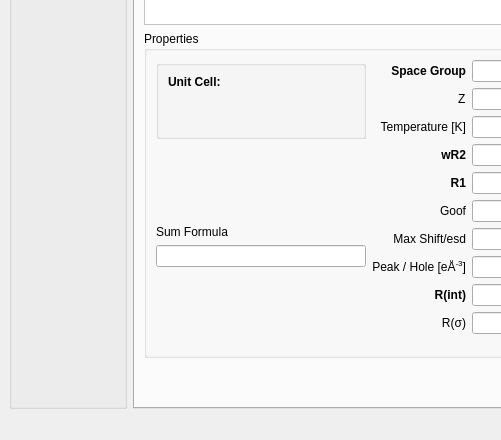
First picture: the form in stdb_main.ui, repository dkratzert/StructureFinder, before the edit; both pictures show x 0 to 501 and y 311 to 751 of the 1030 by 751 pixel window.
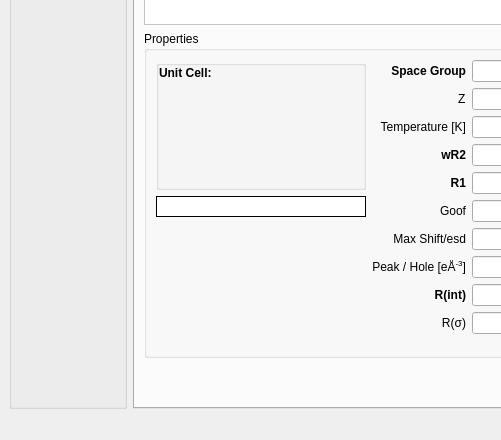
Second picture: the form after the edit.

```diff
--- a/stdb_main.ui
+++ b/stdb_main.ui
@@ -284,10 +284,31 @@
                    <height>0</height>
                   </size>
                  </property>
+                 <property name="autoFillBackground">
+                  <bool>false</bool>
+                 </property>
                  <property name="title">
                   <string/>
                  </property>
+                 <property name="flat">
+                  <bool>true</bool>
+                 </property>
                  <layout class="QGridLayout" name="gridLayout_5">
+                  <property name="leftMargin">
+                   <number>0</number>
+                  </property>
+                  <property name="topMargin">
+                   <number>0</number>
+                  </property>
+                  <property name="rightMargin">
+                   <number>0</number>
+                  </property>
+                  <property name="bottomMargin">
+                   <number>0</number>
+                  </property>
+                  <property name="horizontalSpacing">
+                   <number>-1</number>
+                  </property>
                   <item row="1" column="1">
                    <widget class="QLabel" name="cellField">
                     <property name="sizePolicy">
@@ -296,6 +317,12 @@
                       <verstretch>0</verstretch>
                      </sizepolicy>
                     </property>
+                    <property name="minimumSize">
+                     <size>
+                      <width>0</width>
+                      <height>75</height>
+                     </size>
+                    </property>
                     <property name="autoFillBackground">
                      <bool>false</bool>
                     </property>
@@ -330,29 +357,33 @@
                 </widget>
                </item>
                <item>
-                <spacer name="verticalSpacer_4">
-                 <property name="orientation">
-                  <enum>Qt::Vertical</enum>
+                <widget class="QLabel" name="formLabel">
+                 <property name="enabled">
+                  <bool>true</bool>
                  </property>
-                 <property name="sizeHint" stdset="0">
+                 <property name="minimumSize">
                   <size>
-                   <width>20</width>
-                   <height>40</height>
+                   <width>0</width>
+                   <height>21</height>
                   </size>
                  </property>
-                </spacer>
-               </item>
-               <item>
-                <widget class="QLabel" name="sumFormulaLabel">
+                 <property name="autoFillBackground">
+                  <bool>false</bool>
+                 </property>
+                 <property name="styleSheet">
+                  <string notr="true">background-color:  rgba(255, 255, 255, 255);</string>
+                 </property>
+                 <property name="frameShape">
+                  <enum>QFrame::Box</enum>
+                 </property>
+                 <property name="lineWidth">
+                  <number>1</number>
+                 </property>
                  <property name="text">
-                  <string>Sum Formula</string>
+                  <string/>
                  </property>
-                </widget>
-               </item>
-               <item>
-                <widget class="QLineEdit" name="sumFormulaLineEdit">
-                 <property name="readOnly">
-                  <bool>true</bool>
+                 <property name="wordWrap">
+                  <bool>false</bool>
                  </property>
                 </widget>
                </item>
```
Left out of the diff: 2 changed lines with no effect on the pictures.
